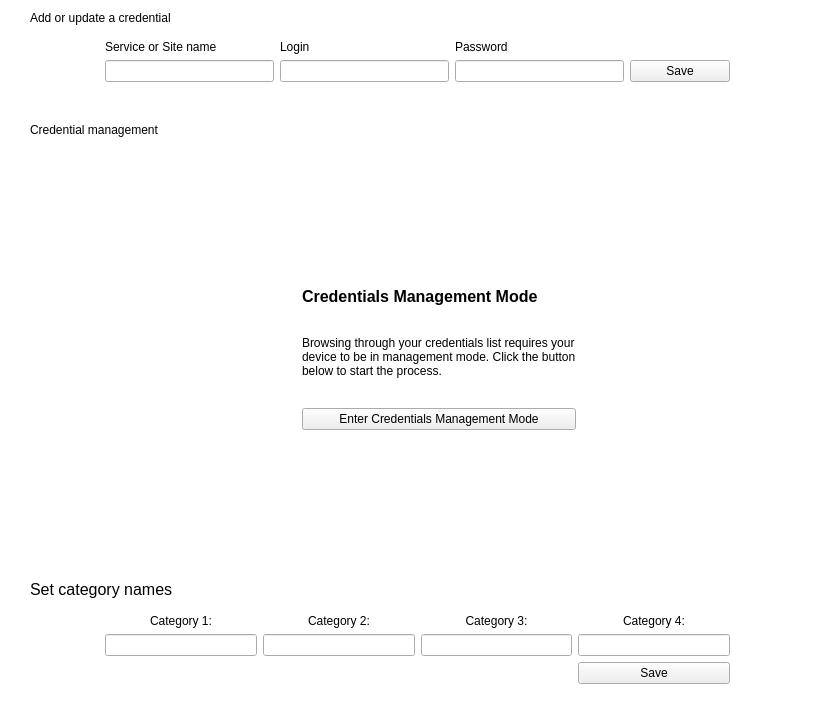
mooltipass/moolticute, file src/CredentialsManagement.ui: the form before one commit.
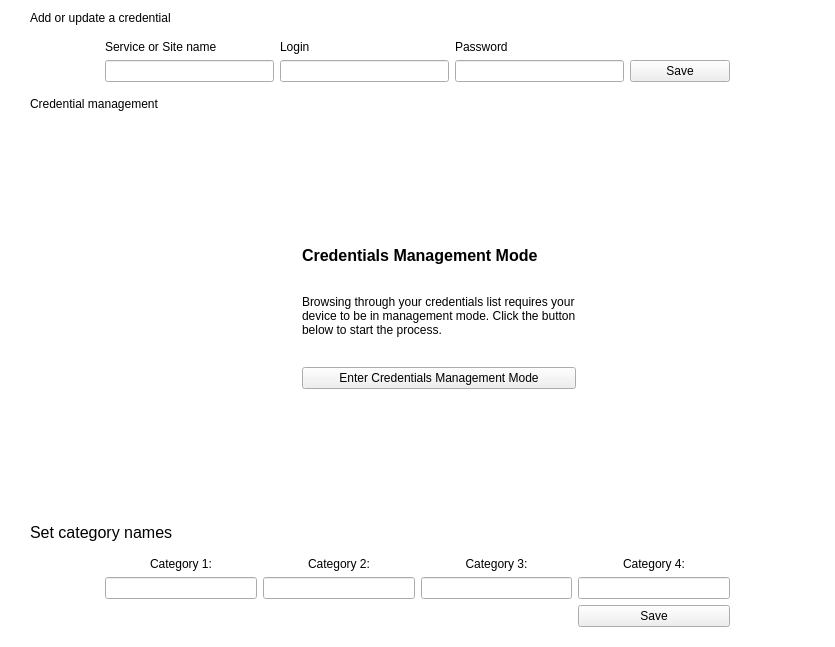
The form after the commit. The open tabs and pages were chosen to show the change. Icons and pictures are not drawn. Custom widgets are drawn as their Qt base class.

Commit message: Decrease default window size on Mac

Diff of the .ui file:
```diff
--- a/src/CredentialsManagement.ui
+++ b/src/CredentialsManagement.ui
@@ -7,7 +7,7 @@
     <x>0</x>
     <y>0</y>
     <width>835</width>
-    <height>704</height>
+    <height>600</height>
    </rect>
   </property>
   <property name="windowTitle">
@@ -116,16 +116,6 @@
      </layout>
     </widget>
    </item>
-   <item>
-    <widget class="QWidget" name="widget" native="true">
-     <property name="minimumSize">
-      <size>
-       <width>0</width>
-       <height>20</height>
-      </size>
-     </property>
-    </widget>
-   </item>
    <item>
     <widget class="QLabel" name="label_2">
      <property name="text">
```
Left out of the diff: 2 changed lines with no effect on the pictures. The commit also changes 2 other files.
